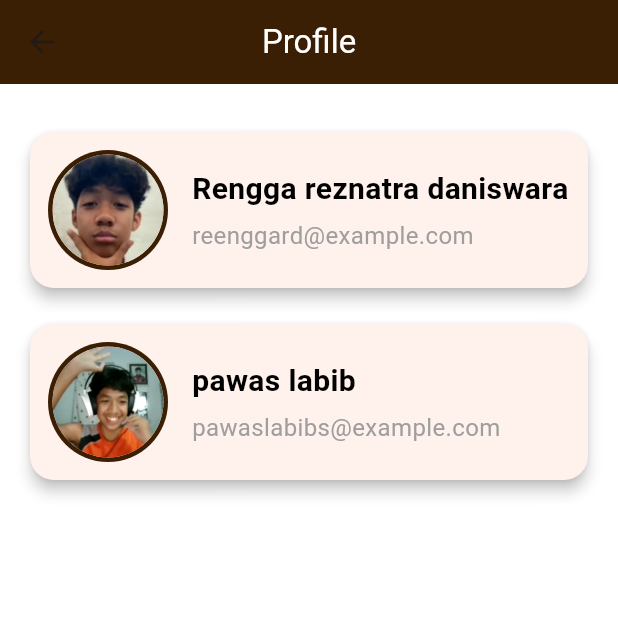
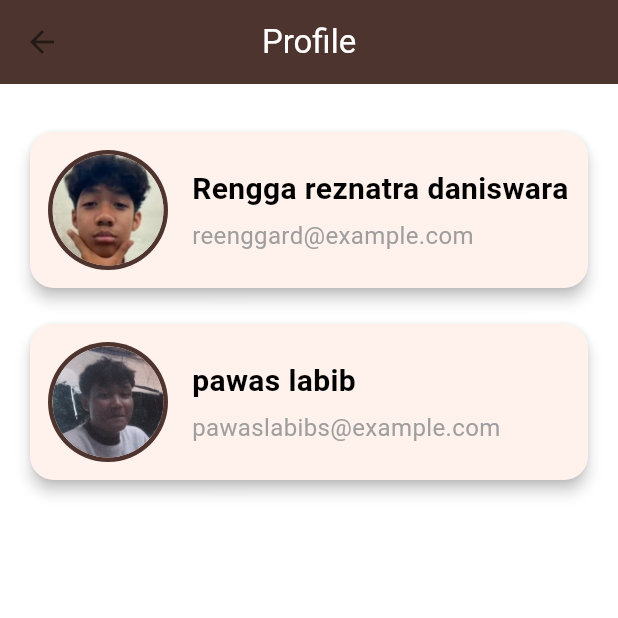
Before and after one commit to fawwazz-z/todo_list_app, a Flutter app: the ProfilePage screen opened by its route, on a phone screen of 412 x 824 dp, the top half of it. Run offline on Flutter 3.47's test engine with Material 3 defaults, Android fonts, the phone set to English and light mode, and no system bars; our stand-ins replace get, shared_preferences; accounts and stored records are empty.

```diff
--- /dev/null
+++ b/lib/bindings/splashscreen_bindnigs.dart
@@ -0,0 +1,9 @@
+import 'package:get/get.dart';
+import 'package:todo_list_app/controllers/splashscreen_controller.dart';
+
+class splashbinding extends Bindings {
+  @override
+  void dependencies() {
+    Get.lazyPut<SplashscreenController>(() => SplashscreenController());
+  }
+}
--- a/lib/controllers/dashboard_controller.dart
+++ b/lib/controllers/dashboard_controller.dart
@@ -1,10 +1,8 @@
 import 'package:get/get.dart';
 
 class DashboardController extends GetxController {
-  // index tab aktif
   final RxInt currentIndex = 0.obs;
 
-  // ganti tab
   void changeTab(int index) {
     currentIndex.value = index;
   }
--- a/lib/main.dart
+++ b/lib/main.dart
@@ -20,7 +20,7 @@ class MyApp extends StatelessWidget {
       theme: ThemeData(
         colorScheme: ColorScheme.fromSeed(seedColor: Colors.brown),
       ),
-      initialRoute: AppRoute.loginPage,
+      initialRoute: AppRoute.splashscreenPage,
       getPages: AppPages.pages,
       initialBinding: DashboardBinding(),
     );
--- a/lib/pages/add_todo_page.dart
+++ b/lib/pages/add_todo_page.dart
@@ -33,7 +33,6 @@ class AddTodoPage extends StatelessWidget {
             child: Column(
               crossAxisAlignment: CrossAxisAlignment.start,
               children: [
-                // 📌 Judul
                 TextField(
                   controller: titleController,
                   decoration: InputDecoration(
@@ -47,7 +46,6 @@ class AddTodoPage extends StatelessWidget {
                 ),
                 const SizedBox(height: 16),
 
-                // 📌 Deskripsi
                 TextField(
                   controller: descController,
                   minLines: 1, // awalnya sama dengan input lain
@@ -64,7 +62,6 @@ class AddTodoPage extends StatelessWidget {
 
                 const SizedBox(height: 16),
 
-                // 📌 Dropdown kategori
                 Obx(
                   () => DropdownButtonFormField<String>(
                     value: selectedCategory.value,
@@ -85,7 +82,7 @@ class AddTodoPage extends StatelessWidget {
                 ),
                 const SizedBox(height: 24),
 
-                // 📌 Tombol Simpan
+                // SIMPAN
                 SizedBox(
                   width: double.infinity,
                   child: ElevatedButton.icon(
--- a/lib/pages/dashboard_page.dart
+++ b/lib/pages/dashboard_page.dart
@@ -27,8 +27,8 @@ class DashboardPage extends StatelessWidget {
           unselectedItemColor: Colors.white70,
           items: const [
             BottomNavigationBarItem(
-              icon: Icon(Icons.sports),
-              label: "Todo List",
+              icon: Icon(Icons.home),
+              label: "Daftar Tugas",
             ),
             BottomNavigationBarItem(
               icon: Icon(Icons.history),
--- a/lib/pages/profile_page.dart
+++ b/lib/pages/profile_page.dart
@@ -20,7 +20,7 @@ class ProfilePage extends StatelessWidget {
             // Foto profil
             CircleAvatar(
               radius: 40,
-              backgroundColor: AppColors.darkBrown,
+              backgroundColor: Colors.brown[800],
               child: CircleAvatar(
                 radius: 37,
                 backgroundImage: AssetImage(imagePath),
@@ -60,7 +60,7 @@ class ProfilePage extends StatelessWidget {
     return Scaffold(
       backgroundColor: AppColors.white,
       appBar: AppBar(
-        backgroundColor: AppColors.darkBrown,
+        backgroundColor: Colors.brown[800],
         title: const Text("Profile", style: TextStyle(color: Colors.white)),
         centerTitle: true,
         elevation: 0,
@@ -78,7 +78,7 @@ class ProfilePage extends StatelessWidget {
 
             // Profile kedua
             buildProfileCard(
-              imagePath: 'images/murty.png',
+              imagePath: 'images/pawas.jpg',
               name: 'pawas labib',
               email: 'pawaslabibs@example.com',
             ),
--- a/lib/routes/pages.dart
+++ b/lib/routes/pages.dart
@@ -1,8 +1,10 @@
 import 'package:get/get.dart';
+import 'package:todo_list_app/bindings/splashscreen_bindnigs.dart';
 import 'package:todo_list_app/pages/login_page.dart';
 import 'package:todo_list_app/pages/dashboard_page.dart';
 import 'package:todo_list_app/pages/add_todo_page.dart';
 import 'package:todo_list_app/pages/profile_page.dart';
+import 'package:todo_list_app/pages/splashscreen_page.dart';
 import 'package:todo_list_app/pages/todo_list_page.dart';
 import 'package:todo_list_app/pages/history_page.dart';
 import 'package:todo_list_app/bindings/login_bindings.dart';
@@ -11,11 +13,40 @@ import 'routes.dart';
 
 class AppPages {
   static final pages = [
-    GetPage(name: AppRoute.loginPage,page: () => const LoginPage(),binding: LoginBinding(),),
-    GetPage(name: AppRoute.dashboardPage,page: () => const DashboardPage(),binding: DashboardBinding(),),
-    GetPage(name: AppRoute.addPage,page: () => AddTodoPage(),binding: DashboardBinding(),),
-    GetPage(name: AppRoute.profilePage,page: () => const ProfilePage(),binding: DashboardBinding(),),
-    GetPage(name: AppRoute.todoListPage,page: () => TodoListPage(),binding: DashboardBinding(),),
-    GetPage(name: AppRoute.historyPage,page: () => HistoryPage(),binding: DashboardBinding(),),
+    GetPage(
+      name: AppRoute.loginPage,
+      page: () => const LoginPage(),
+      binding: LoginBinding(),
+    ),
+    GetPage(
+      name: AppRoute.dashboardPage,
+      page: () => const DashboardPage(),
+      binding: DashboardBinding(),
+    ),
+    GetPage(
+      name: AppRoute.addPage,
+      page: () => AddTodoPage(),
+      binding: DashboardBinding(),
+    ),
+    GetPage(
+      name: AppRoute.profilePage,
+      page: () => const ProfilePage(),
+      binding: DashboardBinding(),
+    ),
+    GetPage(
+      name: AppRoute.todoListPage,
+      page: () => TodoListPage(),
+      binding: DashboardBinding(),
+    ),
+    GetPage(
+      name: AppRoute.historyPage,
+      page: () => HistoryPage(),
+      binding: DashboardBinding(),
+    ),
+    GetPage(
+      name: AppRoute.splashscreenPage,
+      page: () => SplashscreenPage(),
+      binding: splashbinding(),
+    ),
   ];
 }
--- a/lib/routes/routes.dart
+++ b/lib/routes/routes.dart
@@ -5,4 +5,5 @@ class AppRoute {
   static const String profilePage = "/profilePage";
   static const String todoListPage = "/todoListPage";
   static const String historyPage = "/historyPage";
+  static const String splashscreenPage = "/splashscreenPage";
 }
--- a/lib/widgets/custom_color.dart
+++ b/lib/widgets/custom_color.dart
@@ -1,13 +1,11 @@
 import 'package:flutter/material.dart';
 
 class AppColors {
-  // Warna utama palet coklat
-  static const Color darkBrown = Color(0xFF3A1F04); // coklat tua
-  static const Color brown = Color(0xFF7C4700); // coklat utama
-  static const Color mediumBrown = Color(0xFF997950); // coklat sedang
-  static const Color lightBrown = Color(0xFFD1A980); // coklat muda
+  static const Color darkBrown = Color(0xFF3A1F04);
+  static const Color brown = Color(0xFF7C4700);
+  static const Color mediumBrown = Color(0xFF997950);
+  static const Color lightBrown = Color(0xFFD1A980);
 
-  // Netral
   static const Color white = Color(0xFFFFFFFF);
   static const Color black = Color(0xFF000000);
 }
--- a/lib/widgets/todo_card.dart
+++ b/lib/widgets/todo_card.dart
@@ -31,7 +31,7 @@ class TodoCard extends StatelessWidget {
         ),
         subtitle: Text(
           "$description • $category ${date != null ? '• $date' : ''}",
-        ), // 🆕 tampilkan tanggal jika ada
+        ),
         trailing: isDone
             ? const Icon(Icons.check_circle, color: Colors.green)
             : IconButton(
--- a/pubspec.yaml
+++ b/pubspec.yaml
@@ -13,6 +13,7 @@ dependencies:
   get: ^4.7.2
   intl: ^0.18.0
   cupertino_icons: ^1.0.8
+  shared_preferences:
 
 dev_dependencies:
   flutter_test:
```
Also changed, not shown: lib/controllers/login_controller.dart (+11 -28 lines), lib/controllers/splashscreen_controller.dart (added, +22 -0 lines), lib/pages/history_page.dart (+5 -2 lines), lib/pages/login_page.dart (+2 -5 lines), lib/pages/splashscreen_page.dart (added, +15 -0 lines), lib/pages/todo_list_page.dart (+5 -2 lines), lib/controllers/add_todo_controller.dart (line endings or trailing spaces), pubspec.lock, 1 other file.
